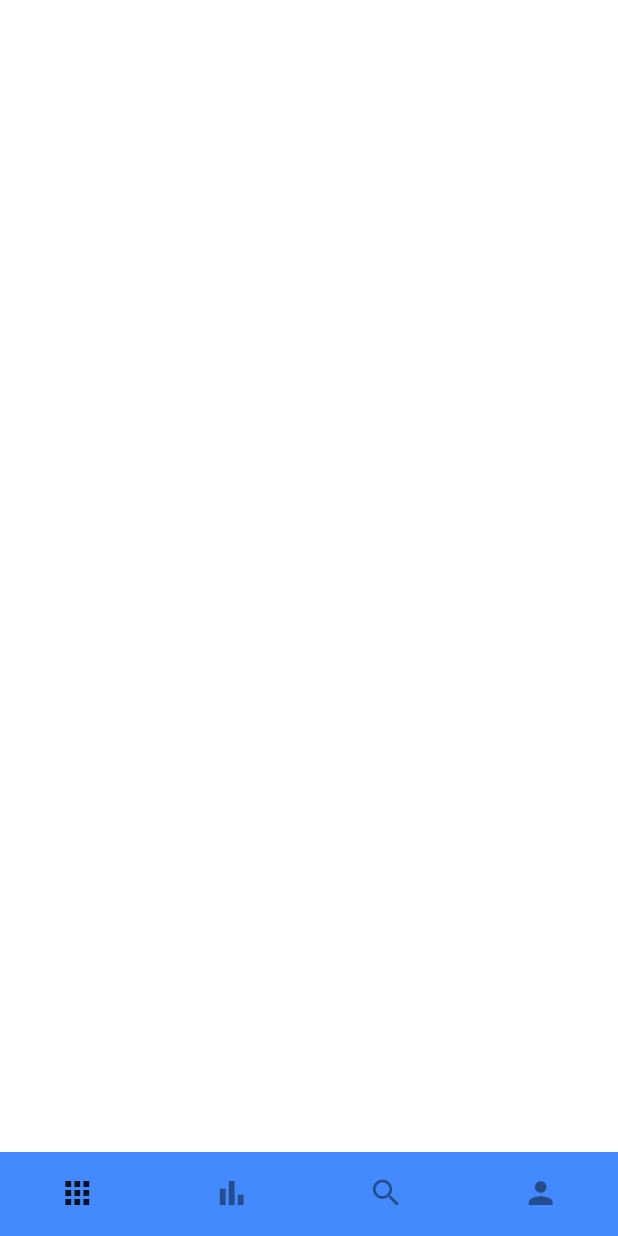
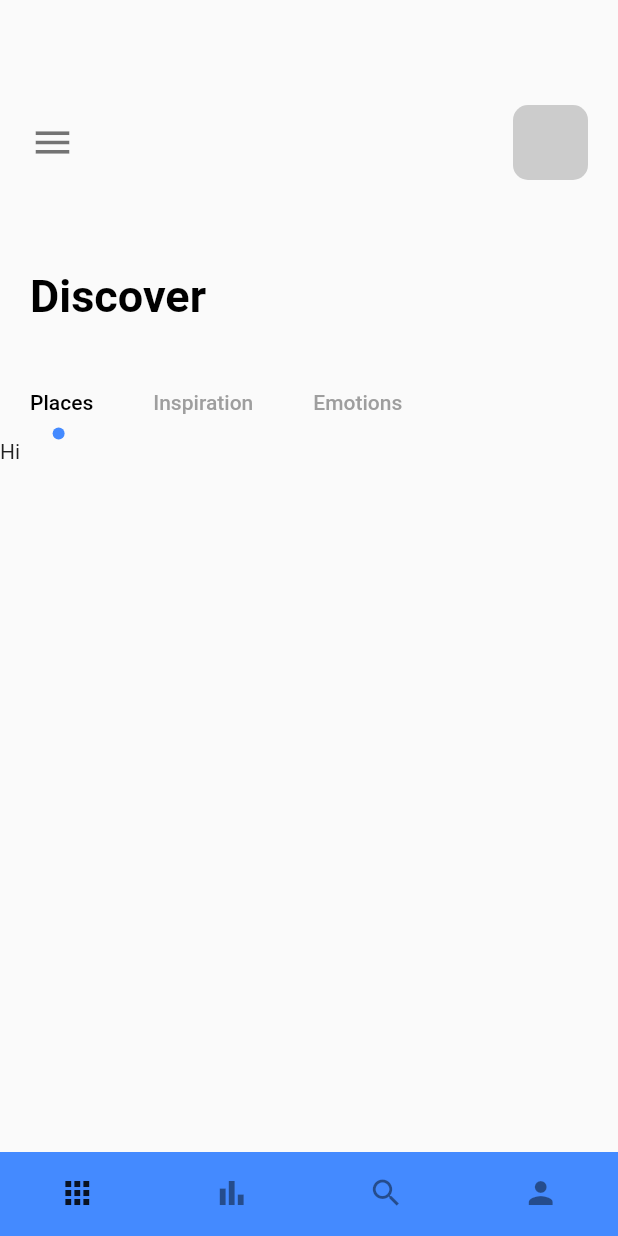
Before and after one commit to mohammadnakib42/FlutterTravellerApplication, a Flutter app: the screen it shows after launch, on a phone screen of 412 x 824 dp. Run offline on Flutter 3.47's test engine with Material 2 defaults, Android fonts, the phone set to English and light mode, and no system bars.

Commit message:
day4 completed

```diff
--- a/lib/pages/navpages/home_page.dart
+++ b/lib/pages/navpages/home_page.dart
@@ -1,17 +1,126 @@
 import 'package:flutter/cupertino.dart';
+import 'package:flutter/material.dart';
+import 'package:traveller/widgets/app_large_text.dart';
+import 'package:traveller/widgets/app_text.dart';
 
 class HoemPage extends StatefulWidget {
-  const HoemPage({ Key? key }) : super(key: key);
+  const HoemPage({Key? key}) : super(key: key);
 
   @override
   _HoemPageState createState() => _HoemPageState();
 }
 
-class _HoemPageState extends State<HoemPage> {
+class _HoemPageState extends State<HoemPage> with TickerProviderStateMixin {
   @override
   Widget build(BuildContext context) {
-    return Container(
+    TabController _tabController = TabController(length: 3, vsync: this);
+    return Scaffold(
+      body: Column(
+        crossAxisAlignment: CrossAxisAlignment.start,
+        children: [
+          Container(
+            padding: const EdgeInsets.only(top: 70, bottom: 20, left: 20),
+            child: Row(
+              children: [
+                Icon(
+                  Icons.menu,
+                  size: 30,
+                  color: Colors.black54,
+                ),
+                Expanded(child: Container()),
+                Container(
+                  margin: const EdgeInsets.only(
+                    right: 20,
+                  ),
+                  width: 50,
+                  height: 50,
+                  decoration: BoxDecoration(
+                      borderRadius: BorderRadius.circular(10),
+                      color: Colors.grey.withOpacity(0.5)),
+                ),
+              ],
+            ),
+          ),
+          SizedBox(
+            height: 40,
+          ),
+          //Discover Text
+          Container(
+              margin: const EdgeInsets.only(left: 20),
+              child: AppLargeText(text: "Discover")),
+          SizedBox(
+            height: 30,
+          ),
+          //TabBar
+          Container(
+            child: Align(
+              alignment: Alignment.centerLeft,
+              child: TabBar(
+                labelPadding: const EdgeInsets.only(
+                  left: 20,
+                  right: 20,
+                ),
+                controller: _tabController,
+                labelColor: Colors.black,
+                unselectedLabelColor: Colors.grey,
+                isScrollable: true,
+                indicatorSize: TabBarIndicatorSize.label,
+                indicator:
+                    CircleTabIndicator(color: Colors.blueAccent, radius: 4),
+                tabs: [
+                  Tab(
+                    text: "Places",
+                  ),
+                  Tab(
+                    text: "Inspiration",
+                  ),
+                  Tab(
+                    text: "Emotions",
+                  ),
+                ],
+              ),
+            ),
+          ),
 
+          Container(
+            height: 300,
+            width: double.maxFinite,
+            child: TabBarView(controller: _tabController, children: [
+              Text("Hi"),
+              Text("There"),
+              Text("Bye"),
+            ]),
+          ),
+        ],
+      ),
     );
   }
 }
+
+class CircleTabIndicator extends Decoration {
+  final Color color;
+  double radius;
+  CircleTabIndicator({required this.color, required this.radius});
+  @override
+  BoxPainter createBoxPainter([VoidCallback? onChanged]) {
+    // TODO: implement createBoxPainter
+    return _CirclePainter(color: color, radius: radius);
+  }
+}
+
+class _CirclePainter extends BoxPainter {
+  final Color color;
+  double radius;
+  _CirclePainter({required this.color, required this.radius});
+  @override
+  void paint(Canvas canvas, Offset offset, ImageConfiguration configuration) {
+    // TODO: implement paint
+    Paint _paint = Paint();
+    _paint.color = color;
+    _paint.isAntiAlias = true;
+    final Offset circleOffset = Offset(
+        configuration.size!.width / 2 - radius / 2,
+        configuration.size!.height - radius);
+    canvas.drawCircle(offset + circleOffset, radius, _paint);
+  }
+}
```
